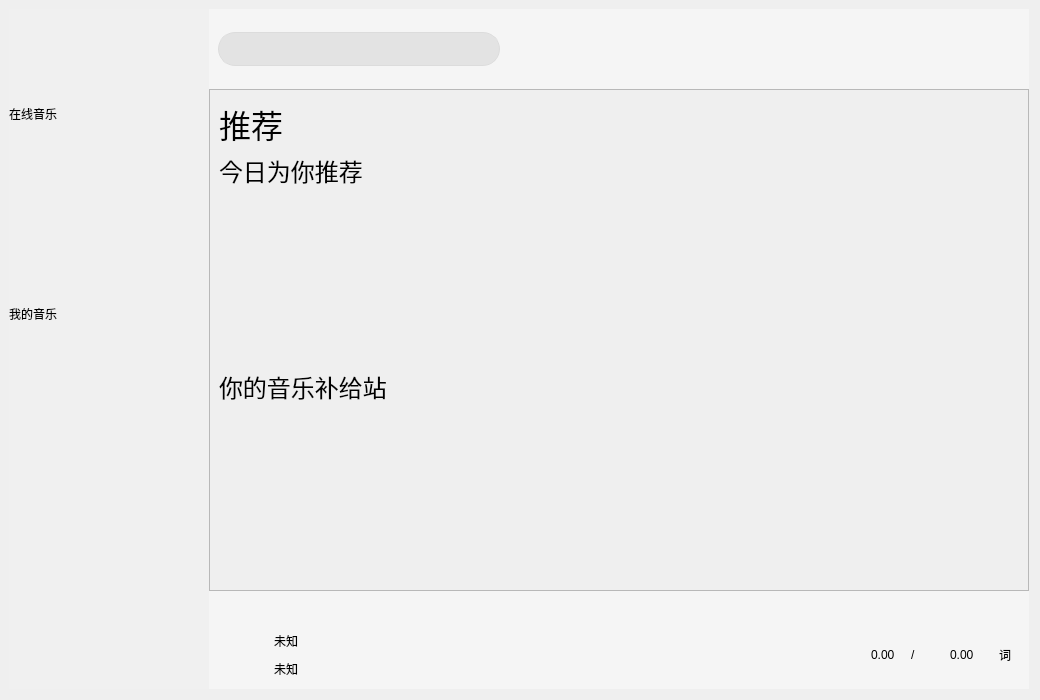
Before: the Qt Designer form QMusic/qmusic.ui in yrz-hahaha/qt-qqmusic-clone, drawn with Qt 5.
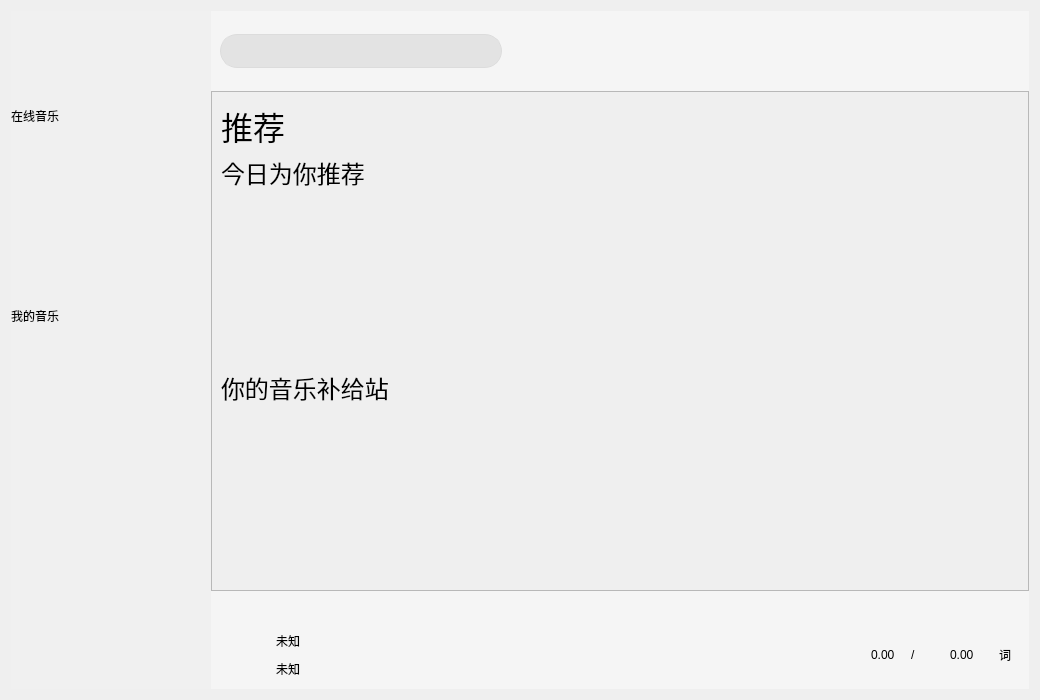
After: the same form once the commit is applied. The open tabs and pages were chosen to show the change. Icons and pictures are not drawn. Custom widgets are drawn as their Qt base class.

The edit to the form file:
```diff
--- a/QMusic/qmusic.ui
+++ b/QMusic/qmusic.ui
@@ -13,15 +13,9 @@
   <property name="windowTitle">
    <string>Widget</string>
   </property>
+  <layout class="QVBoxLayout" name="verticalLayout_10">
+   <item>
   <widget class="QWidget" name="background" native="true">
-   <property name="geometry">
-    <rect>
-     <x>9</x>
-     <y>9</y>
-     <width>1020</width>
-     <height>680</height>
-    </rect>
-   </property>
    <property name="styleSheet">
     <string notr="true"/>
    </property>
@@ -262,28 +256,6 @@
                </property>
               </widget>
              </item>
-             <item>
-              <widget class="QPushButton" name="max">
-               <property name="minimumSize">
-                <size>
-                 <width>30</width>
-                 <height>30</height>
-                </size>
-               </property>
-               <property name="maximumSize">
-                <size>
-                 <width>30</width>
-                 <height>30</height>
-                </size>
-               </property>
-               <property name="styleSheet">
-                <string notr="true">background-image: url(:/images/max.png);</string>
-               </property>
-               <property name="text">
-                <string/>
-               </property>
-              </widget>
-             </item>
              <item>
               <widget class="QPushButton" name="min">
                <property name="minimumSize">
@@ -306,6 +278,28 @@
                </property>
               </widget>
              </item>
+               <item>
+                <widget class="QPushButton" name="max">
+                 <property name="minimumSize">
+                  <size>
+                   <width>30</width>
+                   <height>30</height>
+                  </size>
+                 </property>
+                 <property name="maximumSize">
+                  <size>
+                   <width>30</width>
+                   <height>30</height>
+                  </size>
+                 </property>
+                 <property name="styleSheet">
+                  <string notr="true">background-image: url(:/images/max.png);</string>
+                 </property>
+                 <property name="text">
+                  <string/>
+                 </property>
+                </widget>
+               </item>
              <item>
               <widget class="QPushButton" name="quit">
                <property name="minimumSize">
@@ -611,8 +605,8 @@
                   <rect>
                    <x>0</x>
                    <y>0</y>
-                   <width>186</width>
-                   <height>172</height>
+                     <width>822</width>
+                     <height>504</height>
                   </rect>
                  </property>
                  <layout class="QVBoxLayout" name="verticalLayout_7">
@@ -1104,6 +1098,8 @@
     </item>
    </layout>
   </widget>
+   </item>
+  </layout>
  </widget>
  <customwidgets>
   <customwidget>
```
Left out of the diff: 2 changed lines with no effect on the pictures. Lines whose indentation alone changed are shown as unchanged.
